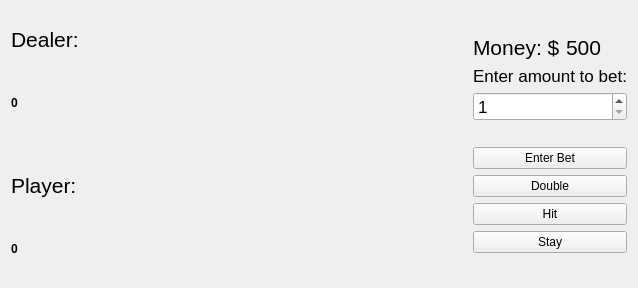
This is ui/newBlackJackUI.ui in tisaconundrum2/black-jack as Qt 5 draws it before an edit. The edited form follows.
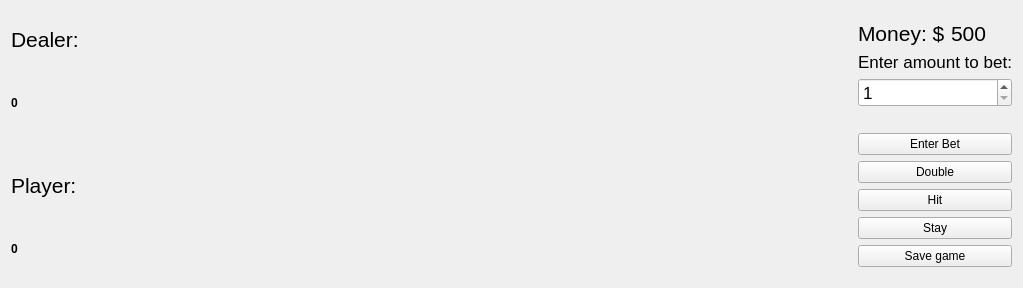
This is the edited form. Icons and pictures are not drawn.

Commit message: Adding a save button  Changes to be committed: 	modified:   blackjackui.py 	new file:   d.py 	modified:   main.py 	modified:   ui/newBlackJackUI.ui

```diff
--- a/ui/newBlackJackUI.ui
+++ b/ui/newBlackJackUI.ui
@@ -6,7 +6,7 @@
    <rect>
     <x>0</x>
     <y>0</y>
-    <width>638</width>
+    <width>1023</width>
     <height>288</height>
    </rect>
   </property>
@@ -396,6 +396,13 @@
        </property>
       </widget>
      </item>
+     <item>
+      <widget class="QPushButton" name="btnStay_2">
+       <property name="text">
+        <string>Save game</string>
+       </property>
+      </widget>
+     </item>
      <item>
       <spacer name="verticalSpacer_2">
        <property name="orientation">
```
The commit also changes 3 other files.
